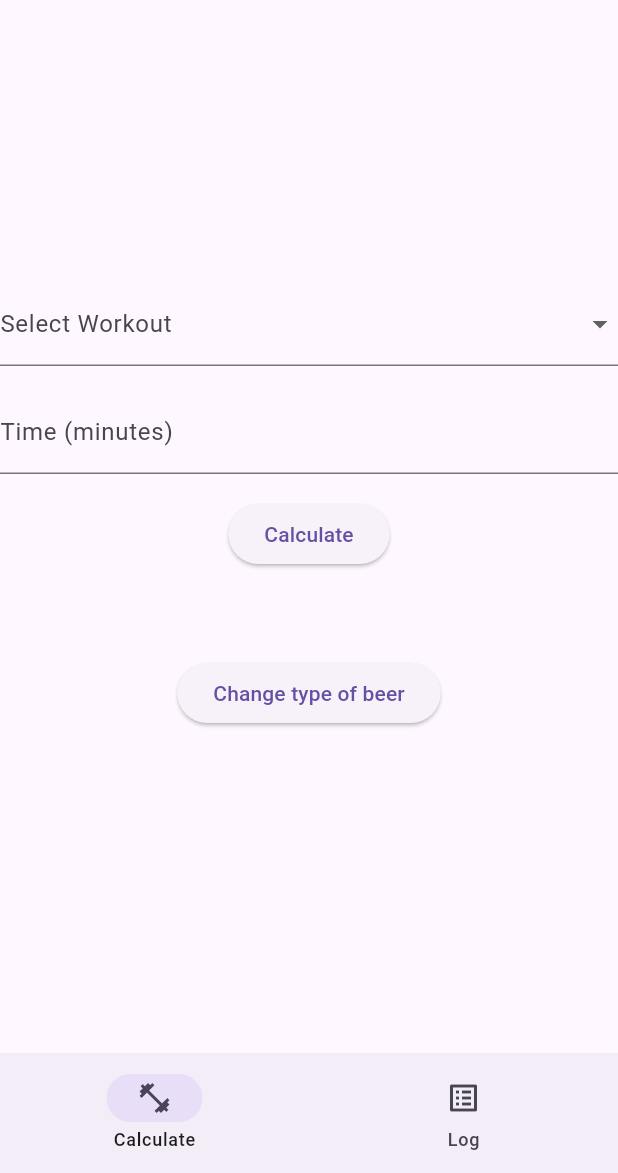
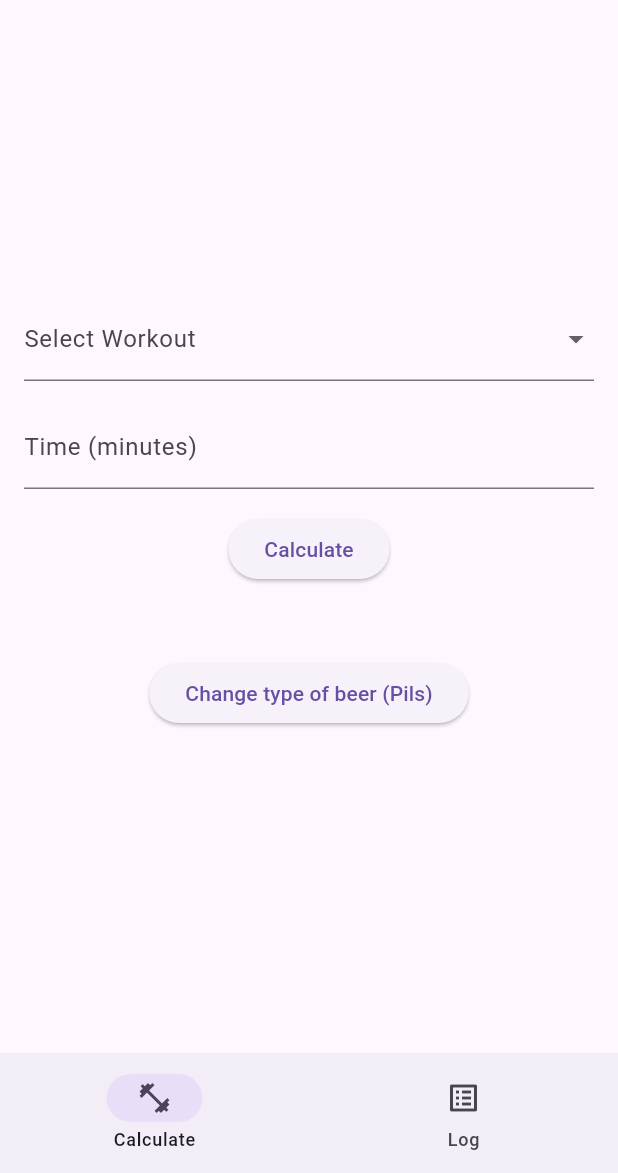
Before and after one commit to RubenDoorn/beerculator, a Flutter app: the RootScaffold screen opened directly with empty values, after a tap on "Calculate", on a phone screen of 412 x 824 dp, the part 63-1236 px from its top. Run offline on Flutter 3.47's test engine with Material 3 defaults, Android fonts, the phone set to English and light mode, and no system bars; our stand-ins replace shared_preferences; accounts and stored records are empty.

Commit message:
attemted bugfix

```diff
--- a/lib/screens/calculate_page.dart
+++ b/lib/screens/calculate_page.dart
@@ -1,16 +1,21 @@
+import 'dart:convert';
+
 import 'package:beerculator/models/workout_entry.dart';
 import 'package:flutter/material.dart';
-import 'package:flutter/services.dart';
-import 'dart:convert';
+import 'package:flutter/services.dart' show rootBundle;
+import 'package:shared_preferences/shared_preferences.dart';
 
 import 'beer_selection_screen.dart';
 import 'user_settings_screen.dart';
 
-/// This screen allows the user to select a sport and duration,
-/// and calculates how many beers (based on calories) they burned.
+/// Calculate tab: pick a workout + minutes, compute kcal and beers,
+/// optionally log the workout via [onLog].
 class CalculatePage extends StatefulWidget {
   final double weight;
   final double height;
+  final String beerName;
+  final double beerKcal;
+  final void Function(String, double) onChangeBeer;
   final void Function(WorkoutEntry) onLog;
 
   const CalculatePage({
@@ -18,18 +23,26 @@ class CalculatePage extends StatefulWidget {
     required this.weight,
     required this.height,
     required this.onLog,
+    required this.beerName,
+    required this.beerKcal,
+    required this.onChangeBeer,
   });
 
   @override
-  State<CalculatePage> createState() => _SportSelectionScreenState();
+  State<CalculatePage> createState() => _CalculatePageState();
 }
 
-class _SportSelectionScreenState extends State<CalculatePage> {
+class _CalculatePageState extends State<CalculatePage> {
   Map<String, dynamic>? _workoutData;
+
   String? _selectedWorkout;
   String? _resultText;
-  double? _caloriesPerBeer; // Total calories in selected beer
-  String? _selectedBeerName; // Name of the selected beer
+
+  // Beer choice
+  double? _caloriesPerBeer;    // kcal per selected beer (one serving)
+  String? _selectedBeerName;   // e.g., "Pils"
+
+  // Last computed values (so the log button uses the exact numbers shown)
   double? _lastCalories;
   double? _lastBeers;
 
@@ -38,47 +51,68 @@ class _SportSelectionScreenState extends State<CalculatePage> {
   @override
   void initState() {
     super.initState();
-    loadDefaultBeer(); // Loads 'Pils' as default beer on screen init
-    loadWorkoutData(); // Loads the sports data from JSON
+    _loadInitialBeer();
+    _loadWorkoutData();
   }
 
   @override
   void dispose() {
-    _timeController.dispose(); // Dispose controller when widget is removed
+    _timeController.dispose();
     super.dispose();
   }
 
-  /// Loads exercise data from local JSON and updates state
-  Future<void> loadWorkoutData() async {
-    final String jsonString = await rootBundle.loadString(
-      'assets/exercise_data.json',
-    );
+  /// Load workouts from assets.
+  Future<void> _loadWorkoutData() async {
+    final jsonString = await rootBundle.loadString('assets/exercise_data.json');
     setState(() {
-      _workoutData = json.decode(jsonString);
+      _workoutData = json.decode(jsonString) as Map<String, dynamic>;
     });
   }
 
-  /// Loads the default beer ("Pils") and sets calories per glass
-  Future<void> loadDefaultBeer() async {
+  /// Persist current beer selection to SharedPreferences.
+  Future<void> _persistCurrentBeerChoice() async {
+    if (_selectedBeerName == null || _caloriesPerBeer == null) return;
+    final prefs = await SharedPreferences.getInstance();
+    await prefs.setString('current_beer_name', _selectedBeerName!);
+    await prefs.setDouble('current_beer_kcal', _caloriesPerBeer!);
+  }
+
+  /// Load beer from prefs first; fallback to default "Pils" from assets.
+  Future<void> _loadInitialBeer() async {
+    final prefs = await SharedPreferences.getInstance();
+    final savedName = prefs.getString('current_beer_name');
+    final savedKcal = prefs.getDouble('current_beer_kcal');
+
+    if (savedName != null && savedKcal != null) {
+      setState(() {
+        _selectedBeerName = savedName;
+        _caloriesPerBeer  = savedKcal;
+      });
+      return;
+    }
+
+    // Fallback to Pils from assets
     final jsonString = await rootBundle.loadString('assets/beer_data.json');
-    final List<dynamic> parsed = json.decode(jsonString);
-    final beer = parsed.firstWhere((b) => b['name'] == 'Pils');
+    final List<dynamic> parsed = json.decode(jsonString) as List<dynamic>;
+    final beer = parsed.firstWhere((b) => b['name'] == 'Pils') as Map<String, dynamic>;
+    final perBeer = (beer['calories_per_100ml'] as num) / 100.0 * (beer['volume_ml'] as num);
 
     setState(() {
-      _caloriesPerBeer =
-          (beer['calories_per_100ml'] / 100.0) * beer['volume_ml'];
-      _selectedBeerName = beer['name'];
+      _selectedBeerName = beer['name'] as String;
+      _caloriesPerBeer  = perBeer.toDouble();
     });
+    await _persistCurrentBeerChoice();
   }
 
-  /// Calculates calories burned and translates it to beers burned
+  /// Compute kcal & beers from current inputs and store the results in state.
   void _calculateResult() {
     final minutes = double.tryParse(_timeController.text) ?? 0.0;
-    final rate = _workoutData?[_selectedWorkout] ?? 0.0;
+    final rate = (_workoutData?[_selectedWorkout] as num?)?.toDouble() ?? 0.0; // kcal/kg/hour
     final durationHours = minutes / 60.0;
 
     if (_selectedWorkout != null &&
         _caloriesPerBeer != null &&
+        _caloriesPerBeer! > 0 &&
         minutes > 0 &&
         rate > 0) {
       final calories = widget.weight * rate * durationHours;
@@ -86,35 +120,37 @@ class _SportSelectionScreenState extends State<CalculatePage> {
 
       setState(() {
         _lastCalories = calories;
-        _lastBeers = beers;
-        _resultText =
+        _lastBeers    = beers;
+        _resultText   =
             'You burned ${calories.toStringAsFixed(0)} kcal = ${beers.toStringAsFixed(1)} beers ($_selectedBeerName)';
       });
     }
   }
 
+  /// Clear input/result after logging.
   void _resetAfterLog() {
-    _timeController.clear(); // clear minutes
-    FocusScope.of(context).unfocus(); // hide keyboard (nice UX)
+    _timeController.clear();
+    FocusScope.of(context).unfocus();
     setState(() {
-      _resultText = null; // hide result + log button
+      _resultText   = null;
       _lastCalories = null;
-      _lastBeers = null;
-      _selectedWorkout = null;
+      _lastBeers    = null;
+      // Keep _selectedWorkout and beer choice as-is for convenience.
     });
   }
 
   @override
   Widget build(BuildContext context) {
     if (_workoutData == null) {
-      return const Center(child: CircularProgressIndicator());
+      return const Scaffold(
+        body: Center(child: CircularProgressIndicator()),
+      );
     }
 
     return Scaffold(
       appBar: AppBar(
         title: const Text('Beerculator Workout Selection'),
         actions: [
-          // Navigation to user settings via gear icon
           IconButton(
             icon: const Icon(Icons.settings),
             onPressed: () {
@@ -127,47 +163,41 @@ class _SportSelectionScreenState extends State<CalculatePage> {
         ],
       ),
       body: Center(
+        child: SingleChildScrollView(
+          padding: const EdgeInsets.all(16),
           child: Column(
-          mainAxisAlignment: MainAxisAlignment.center,
             children: [
-            // Dropdown to choose workout type
+              // Workout dropdown
               DropdownButtonFormField<String>(
                 value: _selectedWorkout,
                 decoration: const InputDecoration(labelText: 'Select Workout'),
-              items: _workoutData?.keys
-                  .map(
-                    (workout) =>
-                        DropdownMenuItem(value: workout, child: Text(workout)),
-                  )
+                items: _workoutData!.keys
+                    .cast<String>()
+                    .map((w) => DropdownMenuItem<String>(
+                          value: w,
+                          child: Text(w),
+                        ))
                     .toList(),
-              onChanged: (value) => setState(() {
-                _selectedWorkout = value;
-              }),
+                onChanged: (value) => setState(() => _selectedWorkout = value),
               ),
               const SizedBox(height: 16),
 
-            // Input for workout duration
+              // Minutes input
               TextFormField(
                 controller: _timeController,
                 decoration: const InputDecoration(labelText: 'Time (minutes)'),
-              keyboardType: TextInputType.number,
-              validator: (value) {
-                if (value == null || value.isEmpty) {
-                  return 'Please enter the time';
-                }
-                return null;
-              },
+                keyboardType: const TextInputType.numberWithOptions(decimal: true),
               ),
               const SizedBox(height: 16),
 
-            // Button to calculate the result
+              // Calculate
               ElevatedButton(
                 onPressed: _calculateResult,
                 child: const Text('Calculate'),
               ),
               const SizedBox(height: 16),
 
-            // Show result if available
+              // Result text
               if (_resultText != null)
                 Padding(
                   padding: const EdgeInsets.all(8.0),
@@ -177,9 +207,9 @@ class _SportSelectionScreenState extends State<CalculatePage> {
                     textAlign: TextAlign.center,
                   ),
                 ),
-            const SizedBox(height: 42),
+              const SizedBox(height: 32),
 
-            // Button to select a different beer
+              // Change beer button
               ElevatedButton(
                 onPressed: () async {
                   final result = await Navigator.push(
@@ -189,37 +219,40 @@ class _SportSelectionScreenState extends State<CalculatePage> {
                     ),
                   );
 
-                // Update beer details and recalculate if user selected a new beer
-                if (result != null) {
+                  if (result == null) return;
+
                   setState(() {
                     if (result is Map &&
                         result.containsKey('selectedBeerCalories') &&
                         result.containsKey('selectedBeerName')) {
-                      _caloriesPerBeer = result['selectedBeerCalories'];
-                      _selectedBeerName = result['selectedBeerName'];
+                      _caloriesPerBeer = (result['selectedBeerCalories'] as num).toDouble();
+                      _selectedBeerName = result['selectedBeerName'] as String;
                     } else if (result is double) {
-                      _caloriesPerBeer = result;
+                      _caloriesPerBeer = result.toDouble();
                       _selectedBeerName = 'Custom';
                     }
                   });
-                  _calculateResult(); // Recalculate after changing beer
-                }
+                  await _persistCurrentBeerChoice();
+                  _calculateResult(); // re-evaluate with new beer
                 },
-              child: const Text('Change type of beer'),
+                child: Text('Change type of beer'
+                    '${_selectedBeerName != null ? ' ($_selectedBeerName)' : ''}'),
               ),
-            const SizedBox(height: 42),
+              const SizedBox(height: 32),
+
+              // Log button (only after a calculation)
               if (_resultText != null)
-              Padding(
-                padding: const EdgeInsets.all(8.0),
-                child: ElevatedButton.icon(
+                ElevatedButton.icon(
                   onPressed: () {
                     final entry = WorkoutEntry(
                       activity: _selectedWorkout ?? 'Unknown',
                       minutes: double.tryParse(_timeController.text) ?? 0.0,
                       calories: _lastCalories ?? 0.0,
-                      beers: _lastBeers ?? 0.0,
+                      beers: _lastBeers ?? 0.0, // persisted but we use kcal as truth elsewhere
                       timestamp: DateTime.now(),
                     );
+
+                    widget.onLog(entry);
 
                     ScaffoldMessenger.of(context).showSnackBar(
                       SnackBar(
@@ -229,14 +262,13 @@ class _SportSelectionScreenState extends State<CalculatePage> {
                       ),
                     );
 
-                    widget.onLog(entry);
                     _resetAfterLog();
                   },
                   icon: const Icon(Icons.add),
                   label: const Text("Log this workout"),
                 ),
+            ],
           ),
-          ],
         ),
       ),
     );
--- a/lib/screens/log_page.dart
+++ b/lib/screens/log_page.dart
@@ -1,10 +1,20 @@
-// in screens/log_page.dart
+import 'package:flutter/material.dart';
 import 'package:beerculator/models/workout_entry.dart';
-import 'package:flutter/material.dart';
+import 'beer_selection_screen.dart';
 
 class LogPage extends StatelessWidget {
   final List<WorkoutEntry> entries;
-  const LogPage({super.key, required this.entries});
+  final String beerName;
+  final double beerKcal;
+  final void Function(String name, double kcal) onChangeBeer;
+
+  const LogPage({
+    super.key,
+    required this.entries,
+    required this.beerName,
+    required this.beerKcal,
+    required this.onChangeBeer,
+  });
 
   String _fmt(DateTime ts) {
     final dd = ts.day.toString().padLeft(2, '0');
@@ -12,29 +22,85 @@ String _fmt(DateTime ts) {
     final yyyy = ts.year.toString();
     final hh = ts.hour.toString().padLeft(2, '0');
     final min = ts.minute.toString().padLeft(2, '0');
-  return "$dd-$mm-$yyyy $hh:$min"; // e.g., 13-09-2025 16:42
+    return "$dd-$mm-$yyyy $hh:$min";
   }
 
+  Future<void> _pickBeer(BuildContext context) async {
+    final result = await Navigator.push(
+      context,
+      MaterialPageRoute(builder: (_) => const BeerSelectionScreen()),
+    );
+    if (result == null) return;
+
+    late final String name;
+    late final double kcal;
+
+    if (result is Map &&
+        result.containsKey('selectedBeerCalories') &&
+        result.containsKey('selectedBeerName')) {
+      kcal = (result['selectedBeerCalories'] as num).toDouble();
+      name = result['selectedBeerName'] as String;
+    } else if (result is double) {
+      kcal = result.toDouble();
+      name = 'Custom';
+    } else {
+      return;
+    }
+    onChangeBeer(name, kcal);
+  }
 
   @override
   Widget build(BuildContext context) {
-    if (entries.isEmpty) {
-      return const Center(child: Text("No workouts logged yet"));
-    }
-    return ListView.builder(
+    final totalKcal = entries.fold<double>(0, (s, e) => s + e.calories);
+    final beerCredit = beerKcal > 0 ? totalKcal / beerKcal : 0.0;
+
+    return Column(
+      children: [
+        Padding(
+          padding: const EdgeInsets.fromLTRB(16, 16, 16, 8),
+          child: Card(
+            child: Padding(
+              padding: const EdgeInsets.all(16),
+              child: Row(
+                children: [
+                  const Icon(Icons.local_drink),
+                  const SizedBox(width: 12),
+                  Expanded(
+                    child: Text(
+                      "Beer credit: ${beerCredit.toStringAsFixed(1)}",
+                      style: Theme.of(context).textTheme.titleMedium,
+                    ),
+                  ),
+                  TextButton(
+                    onPressed: () => _pickBeer(context),
+                    child: Text(beerName),
+                  ),
+                ],
+              ),
+            ),
+          ),
+        ),
+        Expanded(
+          child: entries.isEmpty
+              ? const Center(child: Text("No workouts logged yet"))
+              : ListView.builder(
                   itemCount: entries.length,
                   itemBuilder: (context, i) {
                     final e = entries[i];
+                    final beers = beerKcal > 0 ? e.calories / beerKcal : 0.0;
                     return ListTile(
                       title: Text(e.activity),
                       subtitle: Text(
-            "${_fmt(e.timestamp)} • "
+                        "${_fmt(e.timestamp)}"
                         "${e.minutes.round()} min • "
                         "${e.calories.round()} kcal • "
-            "${e.beers.toStringAsFixed(1)} 🍺 • "
+                        "${beers.toStringAsFixed(1)} 🍺 • ",
                       ),
                     );
                   },
+                ),
+        ),
+      ],
     );
   }
 }
--- a/lib/widgets/root_scaffold.dart
+++ b/lib/widgets/root_scaffold.dart
@@ -1,8 +1,18 @@
+import 'dart:convert';
 import 'package:flutter/material.dart';
+import 'package:flutter/services.dart' show rootBundle;
+import 'package:shared_preferences/shared_preferences.dart';
+
+import 'package:beerculator/data/workout_log_store.dart';
+import 'package:beerculator/models/workout_entry.dart';
 import 'package:beerculator/screens/calculate_page.dart';
 import 'package:beerculator/screens/log_page.dart';
-import 'package:beerculator/models/workout_entry.dart';
-import 'package:beerculator/data/workout_log_store.dart';
+
+class BeerChoice {
+  final String name;
+  final double kcalPerBeer;
+  const BeerChoice({required this.name, required this.kcalPerBeer});
+}
 
 class RootScaffold extends StatefulWidget {
   final double weight;
@@ -20,15 +30,20 @@ class _RootScaffoldState extends State<RootScaffold> {
   final _store = WorkoutLogStore();
   final List<WorkoutEntry> _entries = [];
 
+  // Single source of truth for beer selection
+  final ValueNotifier<BeerChoice> _beer =
+      ValueNotifier<BeerChoice>(const BeerChoice(name: 'Pils', kcalPerBeer: 150));
+
   @override
   void initState() {
     super.initState();
+    _loadBeerChoice();
     _loadEntries();
   }
 
   Future<void> _loadEntries() async {
     final loaded = await _store.load();
-    loaded.sort((a, b) => b.timestamp.compareTo(a.timestamp)); // NEW
+    loaded.sort((a, b) => b.timestamp.compareTo(a.timestamp));
     setState(() {
       _entries
         ..clear()
@@ -36,33 +51,85 @@ class _RootScaffoldState extends State<RootScaffold> {
     });
   }
 
-  // Keep this non-async so it matches void Function(WorkoutEntry)
+  Future<void> _loadBeerChoice() async {
+    final prefs = await SharedPreferences.getInstance();
+    final name = prefs.getString('current_beer_name');
+    final kcal = prefs.getDouble('current_beer_kcal');
+
+    if (name != null && kcal != null) {
+      _beer.value = BeerChoice(name: name, kcalPerBeer: kcal);
+      return;
+    }
+
+    // Fallback to "Pils" from assets
+    final jsonString = await rootBundle.loadString('assets/beer_data.json');
+    final List<dynamic> parsed = jsonDecode(jsonString);
+    final beer = parsed.firstWhere((b) => b['name'] == 'Pils') as Map<String, dynamic>;
+    final perBeer = ((beer['calories_per_100ml'] as num) / 100.0) *
+        (beer['volume_ml'] as num);
+
+    _beer.value = BeerChoice(
+      name: beer['name'] as String,
+      kcalPerBeer: perBeer.toDouble(),
+    );
+    await _persistBeerChoice(_beer.value);
+  }
+
+  Future<void> _persistBeerChoice(BeerChoice bc) async {
+    final prefs = await SharedPreferences.getInstance();
+    await prefs.setString('current_beer_name', bc.name);
+    await prefs.setDouble('current_beer_kcal', bc.kcalPerBeer);
+  }
+
+  void _setBeer(String name, double kcalPerBeer) {
+    final next = BeerChoice(name: name, kcalPerBeer: kcalPerBeer);
+    _beer.value = next;           // notify listeners (both tabs)
+    _persistBeerChoice(next);     // persist
+    setState(() {});              // defensive rebuild for non-listeners
+  }
+
   void _addEntry(WorkoutEntry e) {
     setState(() => _entries.insert(0, e)); // newest first
-    _store.save(_entries); // fire-and-forget persist
+    _store.save(_entries);
   }
 
   @override
   Widget build(BuildContext context) {
-    final pages = [
-      CalculatePage(
-        weight: widget.weight,
-        height: widget.height,
-        onLog: _addEntry,
+    // Keep both tabs alive so state doesn't reset when switching
+    return Scaffold(
+      body: SafeArea(
+        child: ValueListenableBuilder<BeerChoice>(
+          valueListenable: _beer,
+          builder: (context, beer, _) {
+            return IndexedStack(
+              index: index,
+              children: [
+                // NOTE: CalculatePage should accept these extra props:
+                //   beerName: String, beerKcal: double, onChangeBeer: (name, kcal) => void
+                CalculatePage(
+                  weight: widget.weight,
+                  height: widget.height,
+                  onLog: _addEntry,
+                  beerName: beer.name,
+                  beerKcal: beer.kcalPerBeer,
+                  onChangeBeer: _setBeer,
+                ),
+                LogPage(
+                  entries: _entries,
+                  beerName: beer.name,
+                  beerKcal: beer.kcalPerBeer,
+                  onChangeBeer: _setBeer,
+                ),
+              ],
+            );
+          },
+        ),
       ),
-      LogPage(entries: _entries),
-    ];
-
-    return Scaffold(
-      body: SafeArea(child: pages[index]),
       bottomNavigationBar: NavigationBar(
         selectedIndex: index,
         onDestinationSelected: (i) => setState(() => index = i),
         destinations: const [
-          NavigationDestination(
-            icon: Icon(Icons.fitness_center),
-            label: 'Calculate',
-          ),
+          NavigationDestination(icon: Icon(Icons.fitness_center), label: 'Calculate'),
           NavigationDestination(icon: Icon(Icons.list_alt), label: 'Log'),
         ],
       ),
```
Lines whose indentation alone changed are shown as unchanged.
